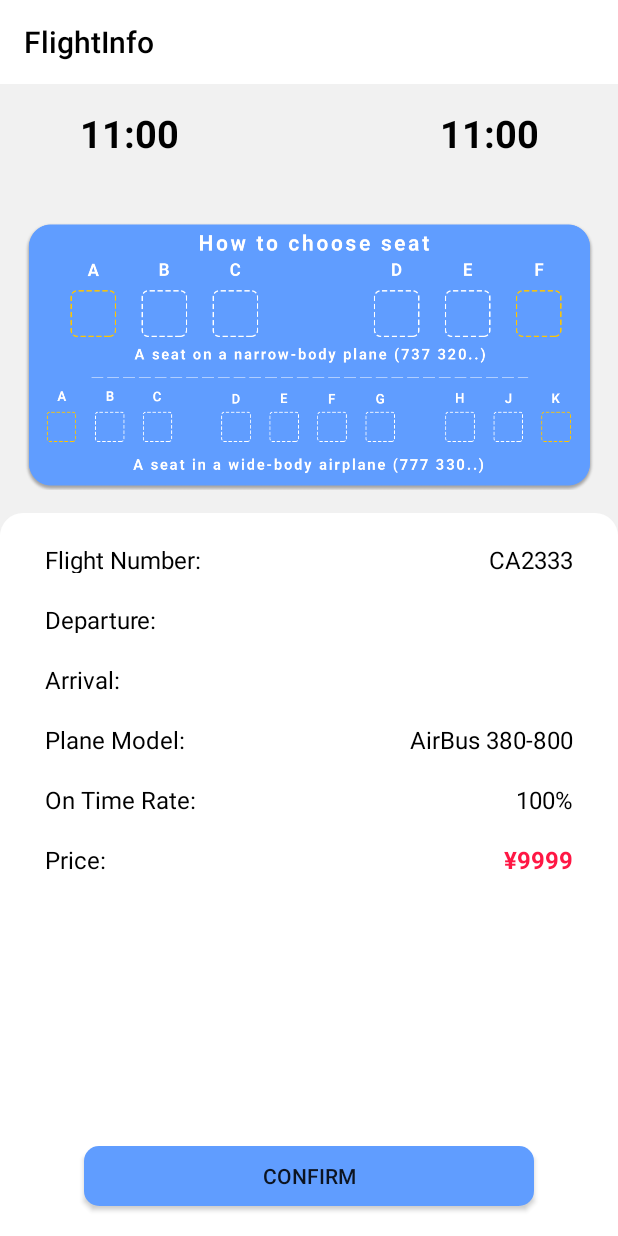
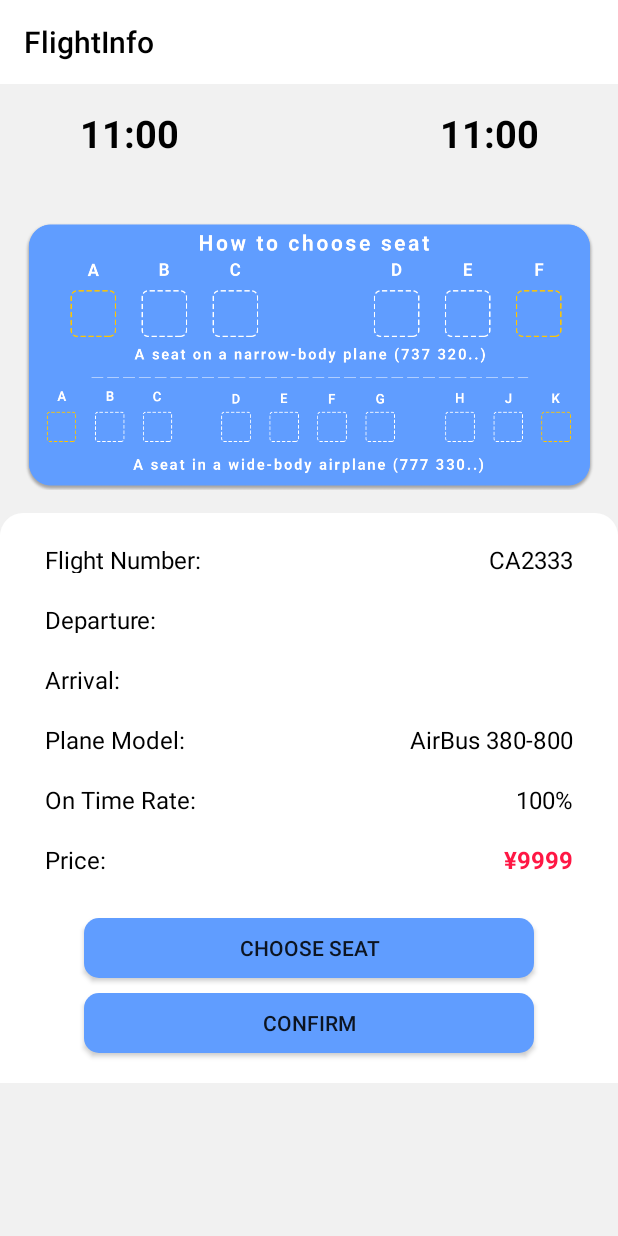
Before and after one commit to WEIHAOLEE/ClickToFlight, an Android app: the FlightInfoActivity screen opened directly, with no data from a screen before it, on a phone screen of 412 x 824 dp. Run offline under Robolectric (Android 15) with nearby library versions, the phone set to English and light mode, and no system bars; libraries missing offline, so code that uses them is left out: com.gyf.immersionbar; 13 statements that could not run were skipped.

Commit message:
choose seat function (ui bug)

```diff
--- a/app/src/main/java/com/sky/clicktoflight/FlightInfoActivity.java
+++ b/app/src/main/java/com/sky/clicktoflight/FlightInfoActivity.java
@@ -4,17 +4,23 @@ import androidx.appcompat.app.AppCompatActivity;
 
 import android.content.Intent;
 import android.os.Bundle;
-import android.util.Log;
+import android.view.MotionEvent;
+import android.view.View;
+import android.widget.Button;
+import android.widget.NumberPicker;
+import android.widget.ScrollView;
+import android.widget.Switch;
 import android.widget.TextView;
+import android.widget.TimePicker;
+import android.widget.Toast;
 
 import com.sky.clicktoflight.Bean.FlightDataBean;
 import com.sky.clicktoflight.DIY.AwesomeTextView;
+import com.sky.clicktoflight.DIY.CustomNPDialog;
 import com.sky.clicktoflight.Model.DAO.AirportDaoImpl;
 import com.sky.clicktoflight.utils.ImmersionBarUtils;
 
-import java.io.Serializable;
-
-public class FlightInfoActivity extends AppCompatActivity {
+public class FlightInfoActivity extends AppCompatActivity implements View.OnClickListener {
 
     private ImmersionBarUtils immersionBarUtils;
     private TextView mTvDepTime;
@@ -28,6 +34,8 @@ public class FlightInfoActivity extends AppCompatActivity {
     private TextView mTvPlaneModelNum;
     private TextView mTvOnTimeNum;
     private TextView mTvPriceNum;
+    private ScrollView mScrollView;
+    private Button mBtChooseSeat;
 
     @Override
     protected void onCreate(Bundle savedInstanceState) {
@@ -74,6 +82,25 @@ public class FlightInfoActivity extends AppCompatActivity {
         mTvPlaneModelNum = findViewById(R.id.tv_plane_model_num);
         mTvOnTimeNum = findViewById(R.id.tv_on_time_num);
         mTvPriceNum = findViewById(R.id.tv_price_num);
+        mScrollView = findViewById(R.id.scroll_view);
+        mBtChooseSeat = findViewById(R.id.bt_choose_seat);
+        mBtChooseSeat.setOnClickListener(this);
+    }
 
+
+    @Override
+    public void onClick(View v) {
+        switch (v.getId()){
+            case R.id.bt_choose_seat:
+                String[] seatWords = {"A","B","C","D","E","F"};
+                // 此处不能依赖getapplicationcontext 需要写this
+                CustomNPDialog dialog = new CustomNPDialog(this, 68, 0, seatWords, new CustomNPDialog.OnInputFinishedListener() {
+                    @Override
+                    public void inputeFinished(String seat) {
+                        Toast.makeText(getApplicationContext(),seat,Toast.LENGTH_SHORT).show();
+                    }
+                });
+                dialog.show();
+        }
     }
 }
--- a/app/src/main/res/layout/activity_flight_info.xml
+++ b/app/src/main/res/layout/activity_flight_info.xml
@@ -100,12 +100,18 @@
         android:layout_width="380dp"
         android:layout_height="180dp"
         android:layout_gravity="center_horizontal"
-        android:background="@drawable/choose_seat"/>
+        android:background="@drawable/choose_seat"
+        android:layout_marginBottom="15dp"/>
+    <ScrollView
+        android:layout_width="wrap_content"
+        android:layout_height="wrap_content"
+        android:id="@+id/scroll_view"
+        android:overScrollMode="always"
+        android:fillViewport="true">
         <RelativeLayout
             android:layout_width="match_parent"
             android:layout_height="wrap_content"
             android:background="@drawable/boarding_information"
-        android:layout_marginTop="15dp"
             android:paddingTop="20dp"
             android:paddingLeft="30dp"
             android:paddingRight="30dp">
@@ -250,20 +256,29 @@
                 android:gravity="right" />
 
             <Button
+                android:id="@+id/bt_choose_seat"
                 android:layout_width="300dp"
                 android:layout_height="40dp"
-            android:layout_above="@id/view_nav"
+                android:layout_below="@id/tv_price_num"
+                android:layout_marginTop="20dp"
+                android:layout_marginBottom="10dp"
+                android:text="Choose Seat"
+                android:layout_centerHorizontal="true"
+                android:background="@drawable/boarding_book_round"/>
+
+            <Button
+                android:id="@+id/bt_confirm"
+                android:layout_width="300dp"
+                android:layout_height="40dp"
+                android:layout_below="@id/bt_choose_seat"
                 android:layout_marginBottom="20dp"
                 android:text="Confirm"
                 android:layout_centerHorizontal="true"
                 android:background="@drawable/boarding_book_round"/>
 
-        <View
-            android:id="@+id/view_nav"
-            android:layout_width="match_parent"
-            android:layout_height="0dp"
-            android:layout_alignParentBottom="true"/>
+        </RelativeLayout>
+    </ScrollView>
 
-    </RelativeLayout>
+
 
 </LinearLayout>
```
Also changed, not shown: app/src/main/java/com/sky/clicktoflight/DIY/CustomNPDialog.java (added, +119 -0 lines), app/src/main/res/layout/dialog_np.xml (added, +45 -0 lines). Lines whose indentation alone changed are shown as unchanged.
